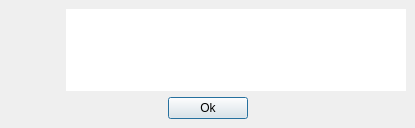
The window that src/qdjviewdialogerror.ui (barak/djview4) describes before a commit, drawn with Qt 5.
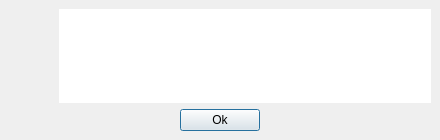
The same window after the commit.

What changed in the file:
```diff
--- a/src/qdjviewdialogerror.ui
+++ b/src/qdjviewdialogerror.ui
@@ -8,8 +8,8 @@
    <rect>
     <x>0</x>
     <y>0</y>
-    <width>415</width>
-    <height>128</height>
+    <width>440</width>
+    <height>140</height>
    </rect>
   </property>
   <property name="windowTitle" >
@@ -31,49 +31,35 @@
       <number>6</number>
      </property>
      <item>
-      <layout class="QVBoxLayout" >
-       <property name="margin" >
-        <number>0</number>
-       </property>
-       <property name="spacing" >
-        <number>6</number>
-       </property>
-       <item>
         <spacer>
          <property name="orientation" >
-          <enum>Qt::Vertical</enum>
+        <enum>Qt::Horizontal</enum>
+       </property>
+       <property name="sizeType" >
+        <enum>QSizePolicy::Fixed</enum>
          </property>
          <property name="sizeHint" >
           <size>
-           <width>20</width>
-           <height>40</height>
+         <width>16</width>
+         <height>20</height>
           </size>
          </property>
         </spacer>
        </item>
        <item>
         <widget class="QLabel" name="iconLabel" >
+       <property name="minimumSize" >
+        <size>
+         <width>28</width>
+         <height>28</height>
+        </size>
+       </property>
          <property name="text" >
           <string/>
          </property>
         </widget>
        </item>
        <item>
-        <spacer>
-         <property name="orientation" >
-          <enum>Qt::Vertical</enum>
-         </property>
-         <property name="sizeHint" >
-          <size>
-           <width>51</width>
-           <height>50</height>
-          </size>
-         </property>
-        </spacer>
-       </item>
-      </layout>
-     </item>
-     <item>
       <widget class="QTextEdit" name="textEdit" >
        <property name="focusPolicy" >
         <enum>Qt::NoFocus</enum>
@@ -84,6 +70,9 @@
        <property name="frameShadow" >
         <enum>QFrame::Plain</enum>
        </property>
+       <property name="horizontalScrollBarPolicy" >
+        <enum>Qt::ScrollBarAsNeeded</enum>
+       </property>
        <property name="readOnly" >
         <bool>true</bool>
        </property>
```
Left out of the diff: 2 changed lines with no effect on the pictures. Lines whose indentation alone changed are shown as unchanged.
